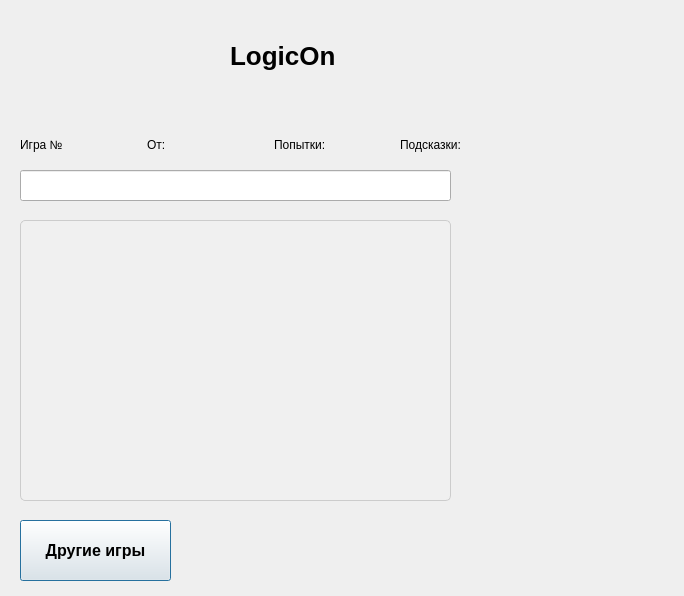
First picture: the form in Front/UI/ui_user_main_window.ui, repository maratshchur/CourseWork, before the edit.
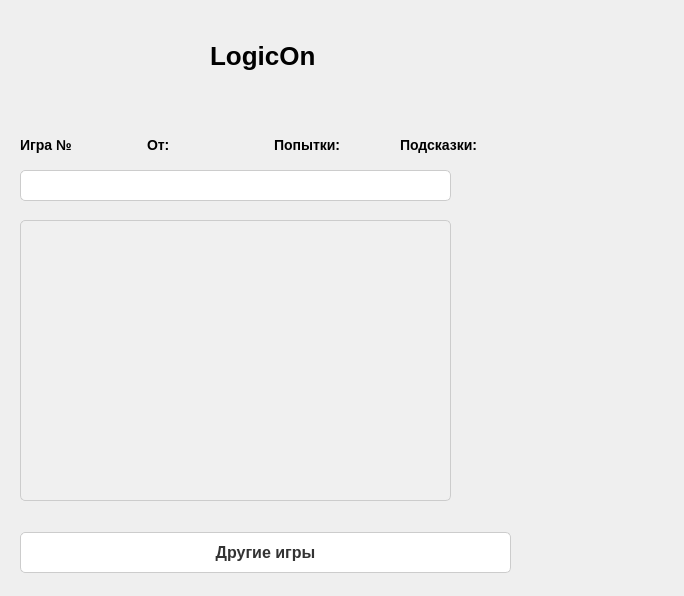
Second picture: the form after the edit. Icons and pictures are not drawn.

What changed in the file:
```diff
--- a/Front/UI/ui_user_main_window.ui
+++ b/Front/UI/ui_user_main_window.ui
@@ -13,6 +13,35 @@
   <property name="windowTitle">
    <string>Dialog</string>
   </property>
+  <property name="styleSheet">
+   <string notr="true">QDiaog {
+    background-color: #F0F0F0; /* Цвет фона */}
+
+QLabel {
+    font-size: 14px; /* size of label text */
+    font-weight: bold; /* bold label text */
+}
+
+QLineEdit {
+    border: 1px solid #ccc; /* light gray border for input fields */
+    border-radius: 5px; /* rounded corners for input fields */
+    padding: 5px; /* padding for input fields */
+}
+
+QPushButton {
+    border: none; /* no border for buttons */
+    border-radius: 5px; /* rounded corners for buttons */
+    padding: 10px 20px; /* padding for buttons */
+}
+
+QPushButton:hover {
+    background-color: #f0f0f0; /* light gray background on hover */
+}
+
+QPushButton:pressed {
+    background-color: #d0d0d0; /* dark gray background on press */
+}</string>
+  </property>
   <widget class="QWidget" name="layoutWidget">
    <property name="geometry">
     <rect>
@@ -100,34 +129,6 @@
 }</string>
    </property>
   </widget>
-  <widget class="QPushButton" name="other_games_button">
-   <property name="geometry">
-    <rect>
-     <x>20</x>
-     <y>520</y>
-     <width>151</width>
-     <height>61</height>
-    </rect>
-   </property>
-   <property name="font">
-    <font>
-     <pointsize>12</pointsize>
-     <bold>true</bold>
-    </font>
-   </property>
-   <property name="autoFillBackground">
-    <bool>false</bool>
-   </property>
-   <property name="styleSheet">
-    <string notr="true"/>
-   </property>
-   <property name="text">
-    <string>Другие игры</string>
-   </property>
-   <property name="flat">
-    <bool>false</bool>
-   </property>
-  </widget>
   <widget class="QPushButton" name="login_button">
    <property name="geometry">
     <rect>
@@ -157,7 +158,7 @@
   <widget class="QPushButton" name="profile_button">
    <property name="geometry">
     <rect>
-     <x>590</x>
+     <x>570</x>
      <y>30</y>
      <width>61</width>
      <height>51</height>
@@ -183,7 +184,7 @@
   <widget class="QLabel" name="label_4">
    <property name="geometry">
     <rect>
-     <x>230</x>
+     <x>210</x>
      <y>30</y>
      <width>221</width>
      <height>51</height>
@@ -235,7 +236,7 @@
   <widget class="QPushButton" name="top_list_button">
    <property name="geometry">
     <rect>
-     <x>520</x>
+     <x>500</x>
      <y>30</y>
      <width>51</width>
      <height>51</height>
@@ -277,6 +278,76 @@
     <string/>
    </property>
   </widget>
+  <widget class="QWidget" name="layoutWidget">
+   <property name="geometry">
+    <rect>
+     <x>20</x>
+     <y>527</y>
+     <width>491</width>
+     <height>51</height>
+    </rect>
+   </property>
+   <layout class="QHBoxLayout" name="horizontalLayout_3">
+    <item>
+     <layout class="QHBoxLayout" name="horizontalLayout_2">
+      <item>
+       <widget class="QPushButton" name="other_games_button">
+        <property name="font">
+         <font>
+          <pointsize>12</pointsize>
+          <bold>true</bold>
+         </font>
+        </property>
+        <property name="autoFillBackground">
+         <bool>false</bool>
+        </property>
+        <property name="styleSheet">
+         <string notr="true">QPushButton {
+    background-color: #ffffff; /* белый цвет */
+    color: #333333; /* темно-серый текст */
+    border: 1px solid #cccccc; /* серая рамка */
+    border-radius: 5px; /* закругленная рамка */
+}
+
+QPushButton:pressed {
+    background-color: #f7f7f7; /* светло-серый цвет при нажатии */
+}</string>
+        </property>
+        <property name="text">
+         <string>Другие игры</string>
+        </property>
+        <property name="flat">
+         <bool>false</bool>
+        </property>
+       </widget>
+      </item>
+     </layout>
+    </item>
+   </layout>
+  </widget>
+  <widget class="QPushButton" name="else_button">
+   <property name="geometry">
+    <rect>
+     <x>630</x>
+     <y>30</y>
+     <width>61</width>
+     <height>51</height>
+    </rect>
+   </property>
+   <property name="text">
+    <string/>
+   </property>
+   <property name="icon">
+    <iconset>
+     <normaloff>../images/three_dots_vertical_menu_icon_184615.png</normaloff>../images/three_dots_vertical_menu_icon_184615.png</iconset>
+   </property>
+   <property name="iconSize">
+    <size>
+     <width>40</width>
+     <height>40</height>
+    </size>
+   </property>
+  </widget>
  </widget>
  <resources/>
  <connections/>
```
